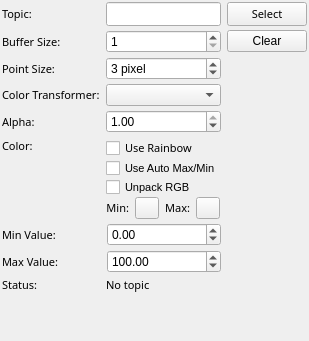
ros2-gbp/mapviz-release, file mapviz_plugins/ui/pointcloud2_config.ui: the form before one commit.
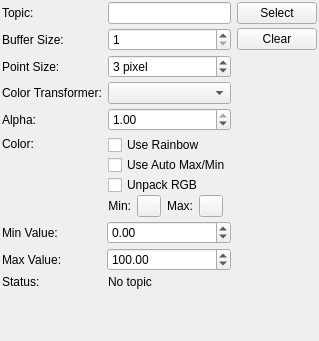
The form after the commit. Custom widgets are drawn as their Qt base class.

```diff
--- a/mapviz_plugins/ui/pointcloud2_config.ui
+++ b/mapviz_plugins/ui/pointcloud2_config.ui
@@ -40,12 +40,6 @@
        <verstretch>0</verstretch>
       </sizepolicy>
      </property>
-     <property name="font">
-      <font>
-       <family>Sans Serif</family>
-       <pointsize>8</pointsize>
-      </font>
-     </property>
      <property name="styleSheet">
       <string notr="true"/>
      </property>
@@ -56,22 +50,10 @@
    </item>
    <item row="2" column="1">
     <widget class="QLineEdit" name="topic">
-     <property name="font">
-      <font>
-       <family>Sans Serif</family>
-       <pointsize>8</pointsize>
-      </font>
-     </property>
     </widget>
    </item>
    <item row="2" column="0">
     <widget class="QLabel" name="label">
-     <property name="font">
-      <font>
-       <family>Sans Serif</family>
-       <pointsize>8</pointsize>
-      </font>
-     </property>
      <property name="text">
       <string>Topic:</string>
      </property>
@@ -108,12 +90,6 @@
    </item>
    <item row="6" column="0">
     <widget class="QLabel" name="label_9">
-     <property name="font">
-      <font>
-       <family>Sans Serif</family>
-       <pointsize>8</pointsize>
-      </font>
-     </property>
      <property name="text">
       <string>Alpha:</string>
      </property>
@@ -134,12 +110,6 @@
    </item>
    <item row="4" column="0">
     <widget class="QLabel" name="label_4">
-     <property name="font">
-      <font>
-       <family>Sans Serif</family>
-       <pointsize>8</pointsize>
-      </font>
-     </property>
      <property name="text">
       <string>Point Size:</string>
      </property>
@@ -160,12 +130,6 @@
    </item>
    <item row="3" column="0">
     <widget class="QLabel" name="label_5">
-     <property name="font">
-      <font>
-       <family>Sans Serif</family>
-       <pointsize>8</pointsize>
-      </font>
-     </property>
      <property name="text">
       <string>Buffer Size:</string>
      </property>
@@ -173,12 +137,6 @@
    </item>
    <item row="5" column="0">
     <widget class="QLabel" name="label_6">
-     <property name="font">
-      <font>
-       <family>Sans Serif</family>
-       <pointsize>8</pointsize>
-      </font>
-     </property>
      <property name="text">
       <string>Color Transformer:</string>
      </property>
@@ -186,12 +144,6 @@
    </item>
    <item row="7" column="0">
     <widget class="QLabel" name="color_label">
-     <property name="font">
-      <font>
-       <family>Sans Serif</family>
-       <pointsize>8</pointsize>
-      </font>
-     </property>
      <property name="text">
       <string>Color:</string>
      </property>
@@ -201,12 +153,6 @@
     <layout class="QVBoxLayout" name="verticalLayout_2">
      <item>
       <widget class="QCheckBox" name="use_rainbow">
-       <property name="font">
-        <font>
-         <family>Sans Serif</family>
-         <pointsize>8</pointsize>
-        </font>
-       </property>
        <property name="text">
         <string>Use Rainbow</string>
        </property>
@@ -214,11 +160,6 @@
      </item>
      <item>
       <widget class="QCheckBox" name="use_automaxmin">
-       <property name="font">
-        <font>
-         <pointsize>8</pointsize>
-        </font>
-       </property>
        <property name="text">
         <string>Use Auto Max/Min</string>
        </property>
@@ -226,11 +167,6 @@
      </item>
      <item>
       <widget class="QCheckBox" name="unpack_rgb">
-       <property name="font">
-        <font>
-         <pointsize>8</pointsize>
-        </font>
-       </property>
        <property name="text">
         <string>Unpack RGB</string>
        </property>
@@ -253,13 +189,6 @@
         </property>
         <item>
          <widget class="QLabel" name="minColorLabel">
-          <property name="font">
-           <font>
-            <family>Sans Serif</family>
-            <pointsize>8</pointsize>
-            <italic>false</italic>
-           </font>
-          </property>
           <property name="text">
            <string>Min:</string>
           </property>
@@ -283,12 +212,6 @@
         </item>
         <item>
          <widget class="QLabel" name="maxColorLabel">
-          <property name="font">
-           <font>
-            <family>Sans Serif</family>
-            <pointsize>8</pointsize>
-           </font>
-          </property>
           <property name="text">
            <string>Max:</string>
           </property>
@@ -360,12 +283,6 @@
           <height>0</height>
          </size>
         </property>
-        <property name="font">
-         <font>
-          <family>Sans Serif</family>
-          <pointsize>8</pointsize>
-         </font>
-        </property>
         <property name="text">
          <string>Min Value:</string>
         </property>
@@ -373,12 +290,6 @@
       </item>
       <item row="1" column="0">
        <widget class="QLabel" name="maxValueLabel">
-        <property name="font">
-         <font>
-          <family>Sans Serif</family>
-          <pointsize>8</pointsize>
-         </font>
-        </property>
         <property name="text">
          <string>Max Value:</string>
         </property>
@@ -412,12 +323,6 @@
    </item>
    <item row="12" column="1">
     <widget class="QLabel" name="status">
-     <property name="font">
-      <font>
-       <family>Sans Serif</family>
-       <pointsize>8</pointsize>
-      </font>
-     </property>
      <property name="styleSheet">
       <string notr="true"/>
      </property>
@@ -431,12 +336,6 @@
    </item>
    <item row="12" column="0">
     <widget class="QLabel" name="label_2">
-     <property name="font">
-      <font>
-       <family>Sans Serif</family>
-       <pointsize>8</pointsize>
-      </font>
-     </property>
      <property name="text">
       <string>Status:</string>
      </property>
```
